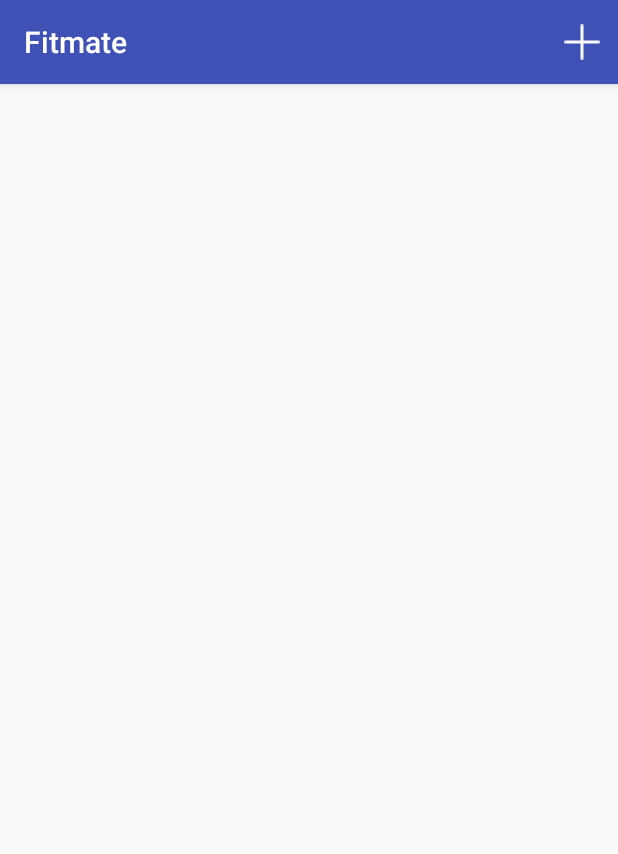
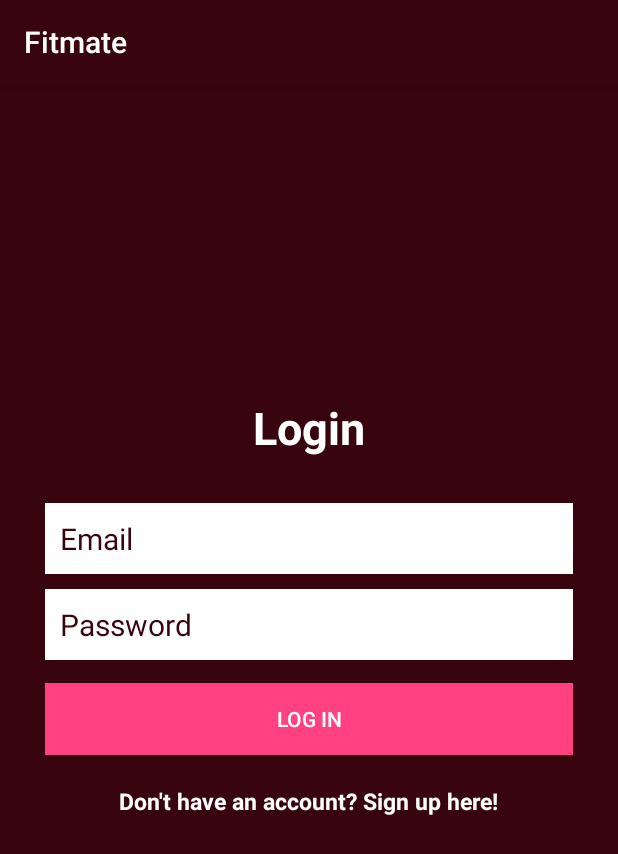
Before and after one commit to stvkre/FitMate, an Android app: the screen it shows after launch (MainActivity before the commit, LoginActivity after it), on a phone screen of 412 x 824 dp. Shown: the top 854 px of the screen. Run offline under Robolectric (Android 15) with nearby library versions, the phone set to English and light mode, and no system bars; our stand-ins replace ButterKnife, Firebase (no records; nobody signed in at launch, a user with empty details on screens opened directly).

Commit message:
merging with Minneh Branch

```diff
--- /dev/null
+++ b/app/src/main/java/com/stashley/fitmate/LoginActivity.java
@@ -0,0 +1,128 @@
+package com.stashley.fitmate;
+
+import android.app.ProgressDialog;
+import android.content.Intent;
+import android.os.Bundle;
+import android.support.annotation.NonNull;
+import android.support.v7.app.AppCompatActivity;
+import android.util.Log;
+import android.view.View;
+import android.widget.Button;
+import android.widget.EditText;
+import android.widget.TextView;
+import android.widget.Toast;
+
+import com.google.android.gms.tasks.OnCompleteListener;
+import com.google.android.gms.tasks.Task;
+import com.google.firebase.auth.AuthResult;
+import com.google.firebase.auth.FirebaseAuth;
+import com.google.firebase.auth.FirebaseUser;
+
+import butterknife.Bind;
+import butterknife.ButterKnife;
+
+public class LoginActivity extends AppCompatActivity implements View.OnClickListener {
+    public static final String TAG = LoginActivity.class.getSimpleName();
+    @Bind(R.id.registerTextView) TextView mRegisterTextView;
+    @Bind(R.id.emailEditText) EditText mEmailEditText;
+    @Bind(R.id.passwordEditText) EditText mPasswordEditText;
+    @Bind(R.id.passwordLoginButton) Button mPasswordLoginButton;
+
+    private FirebaseAuth mAuth;
+    private FirebaseAuth.AuthStateListener mAuthListener;
+    private ProgressDialog mAuthProgressDialog;
+
+    @Override
+    protected void onCreate(Bundle savedInstanceState) {
+        super.onCreate(savedInstanceState);
+        setContentView(R.layout.activity_login);
+
+        mAuth = FirebaseAuth.getInstance();
+
+        ButterKnife.bind(this);
+        mRegisterTextView.setOnClickListener(this);
+        mPasswordLoginButton.setOnClickListener(this);
+
+        mAuthListener = new FirebaseAuth.AuthStateListener() {
+
+            @Override
+            public void onAuthStateChanged(@NonNull FirebaseAuth firebaseAuth) {
+                FirebaseUser user = firebaseAuth.getCurrentUser();
+                if (user != null) {
+                    Intent intent = new Intent(LoginActivity.this, MainActivity.class);
+                    intent.setFlags(Intent.FLAG_ACTIVITY_NEW_TASK | Intent.FLAG_ACTIVITY_CLEAR_TASK);
+                    startActivity(intent);
+                    finish();
+                }
+            }
+        };
+        createAuthProgressDialog();
+    }
+
+    @Override
+    public void onStart() {
+        super.onStart();
+        mAuth.addAuthStateListener(mAuthListener);
+    }
+
+    @Override
+    public void onStop() {
+        super.onStop();
+        if (mAuthListener != null) {
+            mAuth.removeAuthStateListener(mAuthListener);
+        }
+    }
+
+    @Override
+    public void onClick(View view) {
+        if (view == mRegisterTextView) {
+            Intent intent = new Intent(LoginActivity.this, CreateAccountActivity.class);
+            startActivity(intent);
+            finish();
+        }
+        if (view == mPasswordLoginButton) {
+            Intent intent = new Intent(LoginActivity.this, CreateAccountActivity.class);
+            startActivity(intent);
+            finish();
+        }
+        if (view == mPasswordLoginButton) {
+            loginWithPassword();
+        }
+    }
+
+    private void createAuthProgressDialog() {
+        mAuthProgressDialog = new ProgressDialog(this);
+        mAuthProgressDialog.setTitle("Loading...");
+        mAuthProgressDialog.setMessage("Authenticating with Firebase...");
+        mAuthProgressDialog.setCancelable(false);
+    }
+
+    private void loginWithPassword() {
+        String email = mEmailEditText.getText().toString().trim();
+        String password = mPasswordEditText.getText().toString().trim();
+        if (email.equals("")) {
+            mEmailEditText.setError("Please enter your email");
+            return;
+        }
+        if (password.equals("")) {
+            mPasswordEditText.setError("Password cannot be blank");
+            return;
+        }
+
+        mAuth.signInWithEmailAndPassword(email, password)
+                .addOnCompleteListener(this, new OnCompleteListener<AuthResult>() {
+
+                    @Override
+                    public void onComplete(@NonNull Task<AuthResult> task) {
+                        mAuthProgressDialog.dismiss();
+                        Log.d(TAG, "signInWithEmail:onComplete:" + task.isSuccessful());
+                        if (!task.isSuccessful()) {
+                            Log.w(TAG, "signInWithEmail", task.getException());
+                            Toast.makeText(LoginActivity.this, "Authentication failed.",
+                                    Toast.LENGTH_SHORT).show();
+                        }
+                    }
+                });
+
+    }
+}
--- /dev/null
+++ b/app/src/main/java/com/stashley/fitmate/SplashActivity.java
@@ -0,0 +1,19 @@
+package com.stashley.fitmate;
+
+import android.content.Intent;
+import android.os.Bundle;
+import android.support.v7.app.AppCompatActivity;
+
+public class SplashActivity extends AppCompatActivity {
+
+    @Override
+    protected void onCreate(Bundle savedInstanceState) {
+
+        super.onCreate(savedInstanceState);
+//        start MainActivity
+        startActivity(new Intent(SplashActivity.this, LoginActivity.class));
+
+//        close SplashActivity
+        finish();
+    }
+}
--- /dev/null
+++ b/app/src/main/res/drawable/splash_background.xml
@@ -0,0 +1,12 @@
+<?xml version="1.0" encoding="utf-8"?>
+<layer-list xmlns:android="http://schemas.android.com/apk/res/android">
+
+<item android:drawable="@color/colorPrimary" />
+
+<item>
+    <bitmap android:src="@drawable/spotter"
+        android:gravity="center" />
+
+</item>
+
+</layer-list>
--- /dev/null
+++ b/app/src/main/res/layout/activity_login.xml
@@ -0,0 +1,80 @@
+<?xml version="1.0" encoding="utf-8"?>
+<RelativeLayout
+xmlns:android="http://schemas.android.com/apk/res/android"
+xmlns:tools="http://schemas.android.com/tools"
+android:layout_width="match_parent"
+android:layout_height="match_parent"
+tools:context="com.stashley.fitmate.LoginActivity"
+android:background="@color/colorPrimary">
+
+<LinearLayout
+    android:orientation="vertical"
+    android:layout_width="match_parent"
+    android:layout_height="wrap_content"
+    android:padding="30dp"
+    android:layout_centerVertical="true"
+    android:layout_centerHorizontal="true"
+    android:id="@+id/linearLayout">
+
+    <EditText
+        android:id="@+id/emailEditText"
+        android:layout_width="match_parent"
+        android:layout_height="wrap_content"
+        android:background="@android:color/white"
+        android:hint="Email"
+        android:inputType="textEmailAddress"
+        android:nextFocusDown="@+id/passwordEditText"
+        android:padding="10dp"
+        android:layout_marginBottom="10dp"
+        android:textColor="@android:color/black"
+        android:textColorHint="@color/colorDivider"
+        android:textSize="20sp" />
+
+    <EditText
+        android:id="@+id/passwordEditText"
+        android:layout_width="match_parent"
+        android:layout_height="wrap_content"
+        android:background="@android:color/white"
+        android:hint="Password"
+        android:inputType="textPassword"
+        android:nextFocusDown="@+id/passwordEditText"
+        android:padding="10dp"
+        android:textColor="@android:color/black"
+        android:textColorHint="@color/colorDivider"
+        android:textSize="20sp" />
+
+
+    <Button
+        android:id="@+id/passwordLoginButton"
+        android:layout_width="match_parent"
+        android:layout_height="wrap_content"
+        android:padding="10dp"
+        android:text="Log in"
+        android:background="@color/colorAccent"
+        android:layout_marginTop="15dp"
+        android:textColor="@color/colorTextIcons" />
+
+    <TextView
+        android:layout_width="wrap_content"
+        android:layout_height="wrap_content"
+        android:layout_marginTop="20dp"
+        android:textColor="@color/colorTextIcons"
+        android:textStyle="bold"
+        android:textSize="15sp"
+        android:text="Don't have an account? Sign up here!"
+        android:id="@+id/registerTextView"
+        android:layout_gravity="center_horizontal" />
+
+</LinearLayout>
+
+<TextView
+    android:layout_width="wrap_content"
+    android:layout_height="wrap_content"
+    android:text="Login"
+    android:textColor="@color/colorPrimaryLight"
+    android:textSize="30dp"
+    android:textStyle="bold"
+    android:layout_above="@+id/linearLayout"
+    android:layout_centerHorizontal="true" />
+
+</RelativeLayout>
--- a/app/src/main/res/values/colors.xml
+++ b/app/src/main/res/values/colors.xml
@@ -1,7 +1,9 @@
 <?xml version="1.0" encoding="utf-8"?>
 <resources>
-    <color name="colorPrimary">#3F51B5</color>
-    <color name="colorPrimaryDark">#303F9F</color>
+    <color name="colorPrimary">#38040E</color>
+    <color name="colorPrimaryLight">#FFFFFF</color>
+    <color name="colorPrimaryDark">#38040E</color>
     <color name="colorAccent">#FF4081</color>
-
+    <color name="colorDivider">#38040E</color>
+    <color name="colorTextIcons">#FFFFFF</color>
 </resources>
--- a/app/src/main/res/values/strings.xml
+++ b/app/src/main/res/values/strings.xml
@@ -2,6 +2,4 @@
     <string name="app_name">Fitmate</string>
     <string name="open">Open</string>
     <string name="close">Close</string>
-    <string name="header">Welcome to FitMate</string>
-    <string name="description">Find yourself a partner and workout together</string>
 </resources>
--- a/app/src/main/res/values/styles.xml
+++ b/app/src/main/res/values/styles.xml
@@ -9,4 +9,9 @@
 
     </style>
 
+    <!-- Splash Screen theme. -->
+    <style name="SplashTheme" parent="Theme.AppCompat.NoActionBar">
+        <item name="android:windowBackground">@drawable/splash_background</item>
+    </style>
+
 </resources>
--- a/build.gradle
+++ b/build.gradle
@@ -6,6 +6,7 @@ buildscript {
     }
     dependencies {
         classpath 'com.android.tools.build:gradle:2.3.3'
+        classpath 'com.neenbedankt.gradle.plugins:android-apt:1.8'
         classpath 'com.google.gms:google-services:3.1.0'
 
         // NOTE: Do not place your application dependencies here; they belong
```
Also changed, not shown: app/build.gradle (+26 -0 lines), app/src/main/AndroidManifest.xml (+8 -2 lines), app/src/main/java/com/stashley/fitmate/CreateAccountActivity.java (added, +185 -0 lines), app/src/main/java/com/stashley/fitmate/MainActivity.java (+20 -32 lines), app/src/main/res/layout/activity_create_account.xml (added, +107 -0 lines), app/src/main/res/menu/main_menu.xml (+5 -2 lines), app/src/main/res/drawable/spotter.png (added).
